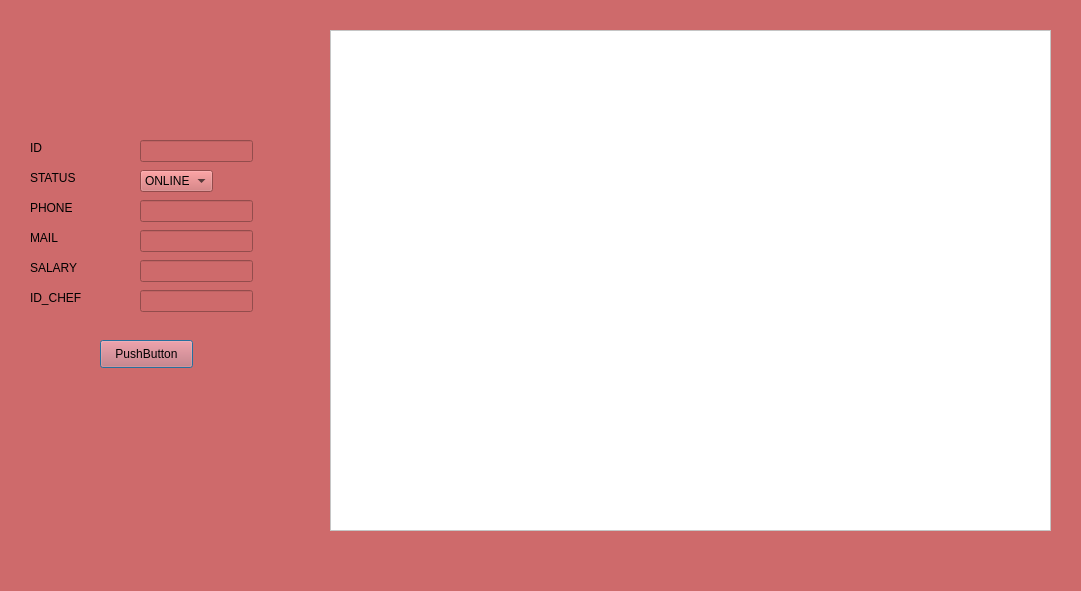
Before: the Qt Designer form modify.ui in nessimayadi12/Smart_Business_Agency, drawn with Qt 5.
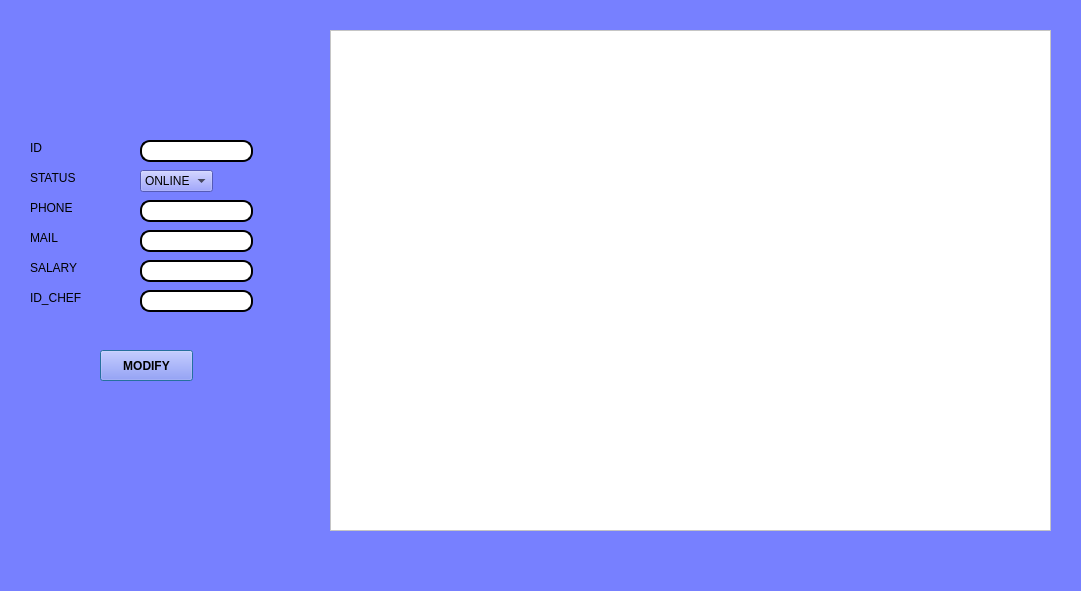
After: the same form once the commit is applied.

```diff
--- a/modify.ui
+++ b/modify.ui
@@ -25,9 +25,9 @@
      <colorrole role="Button">
       <brush brushstyle="SolidPattern">
        <color alpha="255">
-        <red>206</red>
-        <green>106</green>
-        <blue>107</blue>
+        <red>119</red>
+        <green>128</green>
+        <blue>255</blue>
        </color>
       </brush>
      </colorrole>
@@ -97,18 +97,18 @@
      <colorrole role="Base">
       <brush brushstyle="SolidPattern">
        <color alpha="255">
-        <red>206</red>
-        <green>106</green>
-        <blue>107</blue>
+        <red>119</red>
+        <green>128</green>
+        <blue>255</blue>
        </color>
       </brush>
      </colorrole>
      <colorrole role="Window">
       <brush brushstyle="SolidPattern">
        <color alpha="255">
-        <red>206</red>
-        <green>106</green>
-        <blue>107</blue>
+        <red>119</red>
+        <green>128</green>
+        <blue>255</blue>
        </color>
       </brush>
      </colorrole>
@@ -171,9 +171,9 @@
      <colorrole role="Button">
       <brush brushstyle="SolidPattern">
        <color alpha="255">
-        <red>206</red>
-        <green>106</green>
-        <blue>107</blue>
+        <red>119</red>
+        <green>128</green>
+        <blue>255</blue>
        </color>
       </brush>
      </colorrole>
@@ -243,18 +243,18 @@
      <colorrole role="Base">
       <brush brushstyle="SolidPattern">
        <color alpha="255">
-        <red>206</red>
-        <green>106</green>
-        <blue>107</blue>
+        <red>119</red>
+        <green>128</green>
+        <blue>255</blue>
        </color>
       </brush>
      </colorrole>
      <colorrole role="Window">
       <brush brushstyle="SolidPattern">
        <color alpha="255">
-        <red>206</red>
-        <green>106</green>
-        <blue>107</blue>
+        <red>119</red>
+        <green>128</green>
+        <blue>255</blue>
        </color>
       </brush>
      </colorrole>
@@ -317,9 +317,9 @@
      <colorrole role="Button">
       <brush brushstyle="SolidPattern">
        <color alpha="255">
-        <red>206</red>
-        <green>106</green>
-        <blue>107</blue>
+        <red>119</red>
+        <green>128</green>
+        <blue>255</blue>
        </color>
       </brush>
      </colorrole>
@@ -389,18 +389,18 @@
      <colorrole role="Base">
       <brush brushstyle="SolidPattern">
        <color alpha="255">
-        <red>206</red>
-        <green>106</green>
-        <blue>107</blue>
+        <red>119</red>
+        <green>128</green>
+        <blue>255</blue>
        </color>
       </brush>
      </colorrole>
      <colorrole role="Window">
       <brush brushstyle="SolidPattern">
        <color alpha="255">
-        <red>206</red>
-        <green>106</green>
-        <blue>107</blue>
+        <red>119</red>
+        <green>128</green>
+        <blue>255</blue>
        </color>
       </brush>
      </colorrole>
@@ -456,8 +456,7 @@
    <string>Dialog</string>
   </property>
   <property name="styleSheet">
-   <string notr="true">
-background-color: rgb(206, 106, 107);</string>
+   <string notr="true">background-color: rgb(119, 128, 255);</string>
   </property>
   <widget class="QTableView" name="table_modify">
    <property name="geometry">
@@ -559,6 +558,13 @@
      <height>22</height>
     </rect>
    </property>
+   <property name="styleSheet">
+    <string notr="true">background-color: rgb(255, 255, 255);
+    border-style: outset;
+    border-width: 2px;
+    border-radius: 10px;
+ </string>
+   </property>
   </widget>
   <widget class="QLineEdit" name="line_p_m">
    <property name="geometry">
@@ -569,6 +575,13 @@
      <height>22</height>
     </rect>
    </property>
+   <property name="styleSheet">
+    <string notr="true">background-color: rgb(255, 255, 255);
+    border-style: outset;
+    border-width: 2px;
+    border-radius: 10px;
+ </string>
+   </property>
   </widget>
   <widget class="QLineEdit" name="line_m_m">
    <property name="geometry">
@@ -579,6 +592,13 @@
      <height>22</height>
     </rect>
    </property>
+   <property name="styleSheet">
+    <string notr="true">background-color: rgb(255, 255, 255);
+    border-style: outset;
+    border-width: 2px;
+    border-radius: 10px;
+ </string>
+   </property>
   </widget>
   <widget class="QLineEdit" name="line_salaire_m">
    <property name="geometry">
@@ -589,6 +609,13 @@
      <height>22</height>
     </rect>
    </property>
+   <property name="styleSheet">
+    <string notr="true">background-color: rgb(255, 255, 255);
+    border-style: outset;
+    border-width: 2px;
+    border-radius: 10px;
+ </string>
+   </property>
   </widget>
   <widget class="QLineEdit" name="line_idchef_m">
    <property name="geometry">
@@ -599,18 +626,12 @@
      <height>22</height>
     </rect>
    </property>
-  </widget>
-  <widget class="QPushButton" name="pushButton">
-   <property name="geometry">
-    <rect>
-     <x>100</x>
-     <y>340</y>
-     <width>93</width>
-     <height>28</height>
-    </rect>
-   </property>
-   <property name="text">
-    <string>PushButton</string>
+   <property name="styleSheet">
+    <string notr="true">background-color: rgb(255, 255, 255);
+    border-style: outset;
+    border-width: 2px;
+    border-radius: 10px;
+ </string>
    </property>
   </widget>
   <widget class="QComboBox" name="combo_s_m">
@@ -633,6 +654,25 @@
     </property>
    </item>
   </widget>
+  <widget class="QPushButton" name="pushButton">
+   <property name="geometry">
+    <rect>
+     <x>100</x>
+     <y>350</y>
+     <width>93</width>
+     <height>31</height>
+    </rect>
+   </property>
+   <property name="font">
+    <font>
+     <weight>75</weight>
+     <bold>true</bold>
+    </font>
+   </property>
+   <property name="text">
+    <string>MODIFY</string>
+   </property>
+  </widget>
  </widget>
  <resources/>
  <connections/>
```
